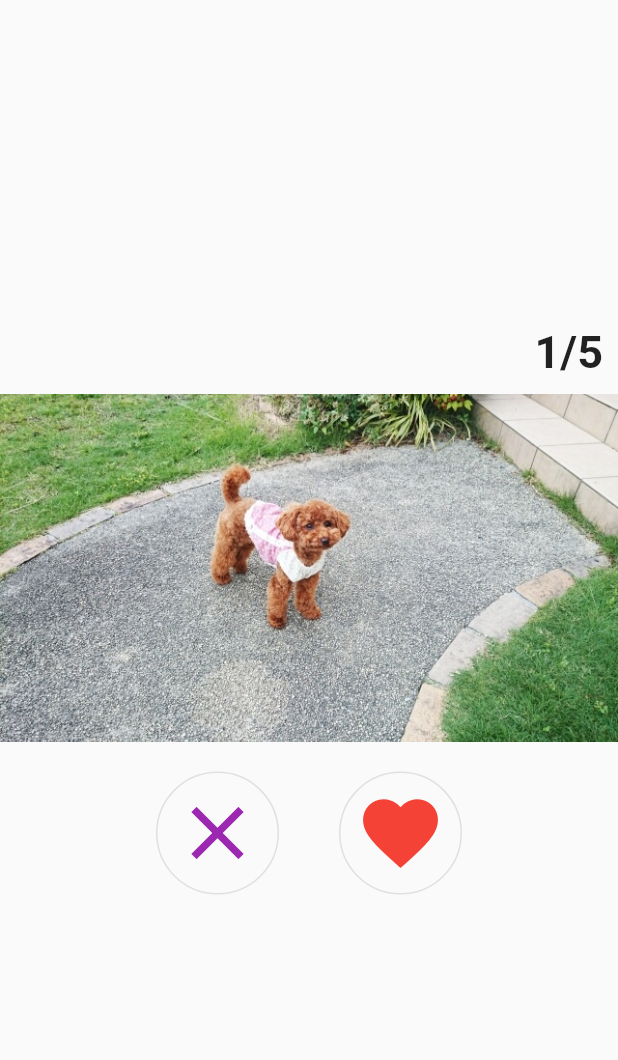
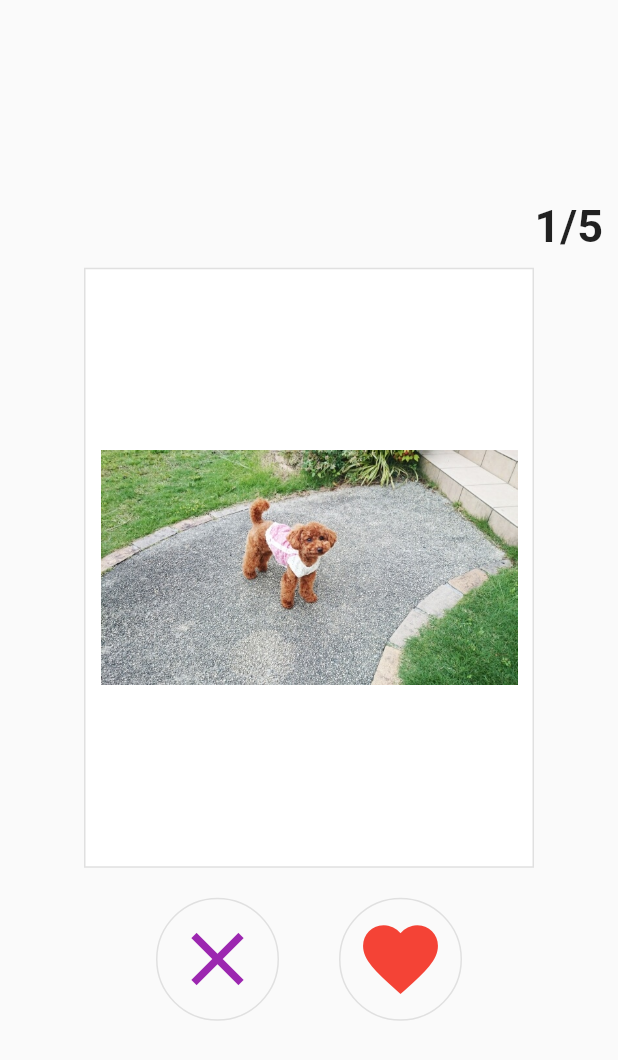
Before and after one commit to enutake/which_my_dog, a Flutter app: the screen it shows after launch, after a tap on "スタート", on a phone screen of 412 x 824 dp. Shown: the top 1060 px of the screen. Run offline on Flutter 3.47's test engine with Material 2 defaults, Android fonts, the light colour scheme and no system bars.

Commit message:
style: カードライクな表示に変更

```diff
--- a/which_my_dog/lib/pages/quiz_page.dart
+++ b/which_my_dog/lib/pages/quiz_page.dart
@@ -26,8 +26,14 @@ class QuizPage extends StatelessWidget {
                     ),
                   ),
                 ),
-                ConstrainedBox(
-                  constraints: BoxConstraints(maxWidth: 500, maxHeight: 600),
+                Container(
+                  padding: const EdgeInsets.all(10.0),
+                  width: 300,
+                  height: 400,
+                  decoration: BoxDecoration(
+                    border: Border.all(color: Colors.grey[300], width: 1.0),
+                    color: Colors.white,
+                  ),
                   child: Image.asset(
                     'images/${model.quizList[model.currentQuestionCount - 1]}.jpg',
                   ),
```
